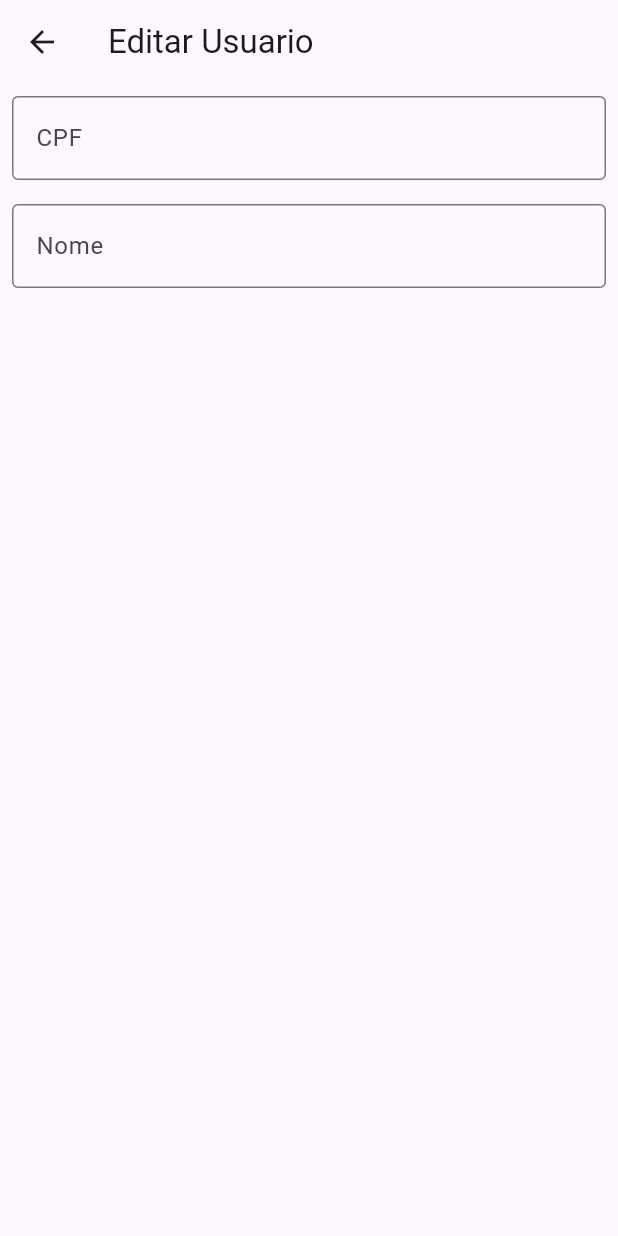
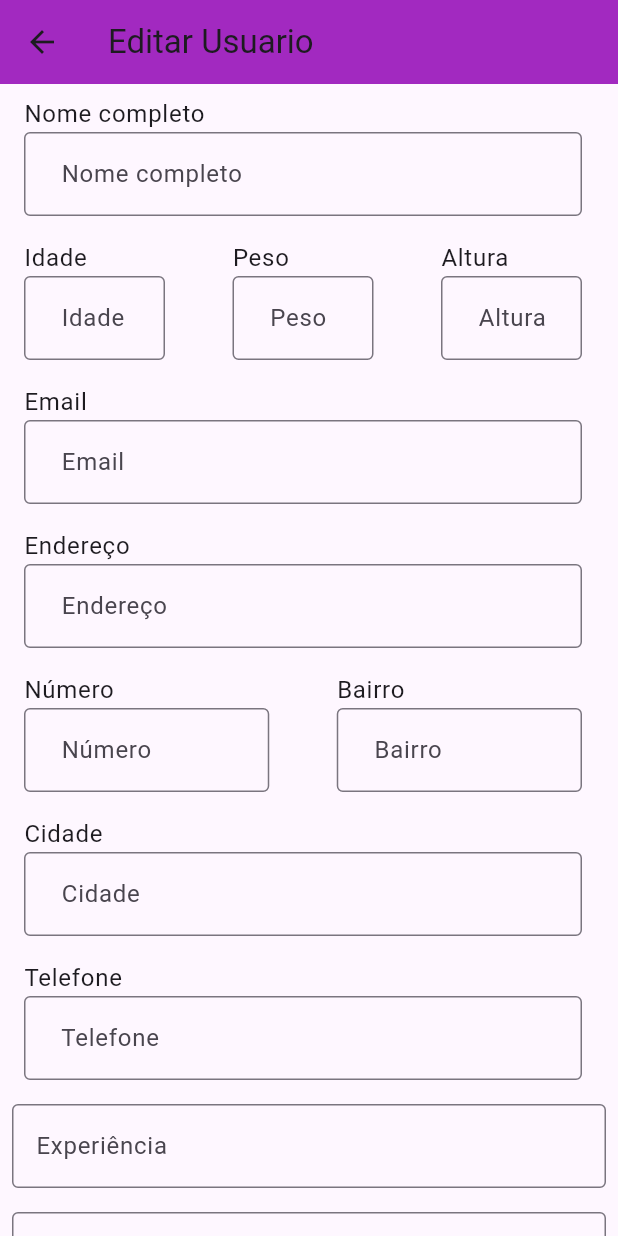
Before and after one commit to rsprenata/Luna, a Flutter app: the EditarUsuarioPage screen opened by its route, on a phone screen of 412 x 824 dp. Run offline on Flutter 3.47's test engine with Material 3 defaults, Android fonts, the phone set to English and light mode, and no system bars; accounts and stored records are empty.

Commit message:
[Manter perfil]feat: wip layout

```diff
--- a/lib/view/perfil/manter_perfil.dart
+++ b/lib/view/perfil/manter_perfil.dart
@@ -54,6 +54,154 @@ class _EditarUsuarioPageState extends State<EditarUsuarioPage> {
       Form(
           key: _formKey,
           child: ListView(shrinkWrap: true, children: [
+            Row(
+            children: [
+              Expanded(
+                child: ListTile(
+            title: Text('Nome completo'),
+            subtitle: TextFormField(
+                  decoration: const InputDecoration(
+                    border: OutlineInputBorder(
+                        borderRadius: BorderRadius.all(Radius.circular(4))),
+                    hintText: '  Nome completo',
+                  ),
+                ),),
+              ),
+            ],
+          ),
+            Row(
+            children: [
+              Expanded(
+                child: ListTile(
+            title: Text('Idade'),
+            subtitle: TextFormField(
+                  decoration: const InputDecoration(
+                    border: OutlineInputBorder(
+                        borderRadius: BorderRadius.all(Radius.circular(4))),
+                    hintText: '  Idade',
+                  ),
+                ),),
+              ),
+              SizedBox(
+                width: 5,
+              ),
+              Expanded(
+                child:ListTile(
+            title: Text('Peso'),
+            subtitle:  TextFormField(
+                  decoration: const InputDecoration(
+                    border: OutlineInputBorder(
+                        borderRadius: BorderRadius.all(Radius.circular(4))),
+                    hintText: '  Peso',
+                  ),
+                ),),
+              ),
+              SizedBox(
+                width: 5,
+              ),
+              Expanded(
+                child:ListTile(
+              title: Text('Altura'),
+              subtitle:  TextFormField(
+                    decoration: const InputDecoration(
+                      border: OutlineInputBorder(
+                          borderRadius: BorderRadius.all(Radius.circular(4))),
+                      hintText: '  Altura',
+                    ),
+                  ),),
+                ),
+            ],
+          ),
+            Row(
+            children: [
+              Expanded(
+                child: ListTile(
+            title: Text('Email'),
+            subtitle: TextFormField(
+                  decoration: const InputDecoration(
+                    border: OutlineInputBorder(
+                        borderRadius: BorderRadius.all(Radius.circular(4))),
+                    hintText: '  Email',
+                  ),
+                ),),
+              ),
+            ],
+          ),
+          Row(
+            children: [
+              Expanded(
+                child: ListTile(
+            title: Text('Endereço'),
+            subtitle: TextFormField(
+                  decoration: const InputDecoration(
+                    border: OutlineInputBorder(
+                        borderRadius: BorderRadius.all(Radius.circular(4))),
+                    hintText: '  Endereço',
+                  ),
+                ),),
+              ),
+            ],
+          ),
+
+            Row(
+            children: [
+              Expanded(
+                child: ListTile(
+            title: Text('Número'),
+            subtitle: TextFormField(
+                  decoration: const InputDecoration(
+                    border: OutlineInputBorder(
+                        borderRadius: BorderRadius.all(Radius.circular(4))),
+                    hintText: '  Número',
+                  ),
+                ),),
+              ),
+              SizedBox(
+                width: 5,
+              ),
+              Expanded(
+                child:ListTile(
+            title: Text('Bairro'),
+            subtitle:  TextFormField(
+                  decoration: const InputDecoration(
+                    border: OutlineInputBorder(
+                        borderRadius: BorderRadius.all(Radius.circular(4))),
+                    hintText: '  Bairro',
+                  ),
+                ),),
+              ),
+            ],
+          ),
+            Row(
+            children: [
+              Expanded(
+                child: ListTile(
+            title: Text('Cidade'),
+            subtitle: TextFormField(
+                  decoration: const InputDecoration(
+                    border: OutlineInputBorder(
+                        borderRadius: BorderRadius.all(Radius.circular(4))),
+                    hintText: '  Cidade',
+                  ),
+                ),),
+              ),
+            ],
+          ),
+            Row(
+            children: [
+              Expanded(
+                child: ListTile(
+            title: Text('Telefone'),
+            subtitle: TextFormField(
+                  decoration: const InputDecoration(
+                    border: OutlineInputBorder(
+                        borderRadius: BorderRadius.all(Radius.circular(4))),
+                    hintText: '  Telefone',
+                  ),
+                ),),
+              ),
+            ],
+          ),
             Row(crossAxisAlignment: CrossAxisAlignment.center, children: [
               Expanded(
                   child: Padding(
@@ -61,24 +209,14 @@ class _EditarUsuarioPageState extends State<EditarUsuarioPage> {
                           horizontal: 8, vertical: 8),
                       child: TextFormField(
                         decoration: const InputDecoration(
-                              border: OutlineInputBorder(), labelText: 'CPF'),
-                          /*controller: _cpfController,
+                            border: OutlineInputBorder(), labelText: 'Experiência'),
+                        controller: _nomeController,
                         validator: (value) {
                           if (value!.isEmpty) {
                             return 'Campo não pode ser vazio';
                           }
-                            if (value.length < 14) {
-                              return 'CPF incorreto';
-                            }
                           return null;
                         },
-                          keyboardType: TextInputType.number,
-                          inputFormatters: [
-                            MaskTextInputFormatter(
-                                mask: '###.###.###-##',
-                                filter: {"#": RegExp(r'[0-9]')},
-                                type: MaskAutoCompletionType.lazy)
-                          ]*/
                       )))
             ]),
             Row(crossAxisAlignment: CrossAxisAlignment.center, children: [
@@ -88,7 +226,7 @@ class _EditarUsuarioPageState extends State<EditarUsuarioPage> {
                           horizontal: 8, vertical: 8),
                       child: TextFormField(
                         decoration: const InputDecoration(
-                            border: OutlineInputBorder(), labelText: 'Nome'),
+                            border: OutlineInputBorder(), labelText: 'Senha'),
                         controller: _nomeController,
                         validator: (value) {
                           if (value!.isEmpty) {
@@ -96,7 +234,7 @@ class _EditarUsuarioPageState extends State<EditarUsuarioPage> {
                           }
                           return null;
                         },
-                      )))
+                      )),)
             ]),
             /*
             Row(mainAxisAlignment: MainAxisAlignment.center,
@@ -129,6 +267,7 @@ class _EditarUsuarioPageState extends State<EditarUsuarioPage> {
       resizeToAvoidBottomInset : false,
       appBar: AppBar(
         title: const Text("Editar Usuario"),
+        backgroundColor: Color.fromRGBO(159, 34, 190, 0.965)
       ),
       //drawer: const AppDrawer(),
       body: _buildForm(context),
```
Lines whose indentation alone changed are shown as unchanged.
